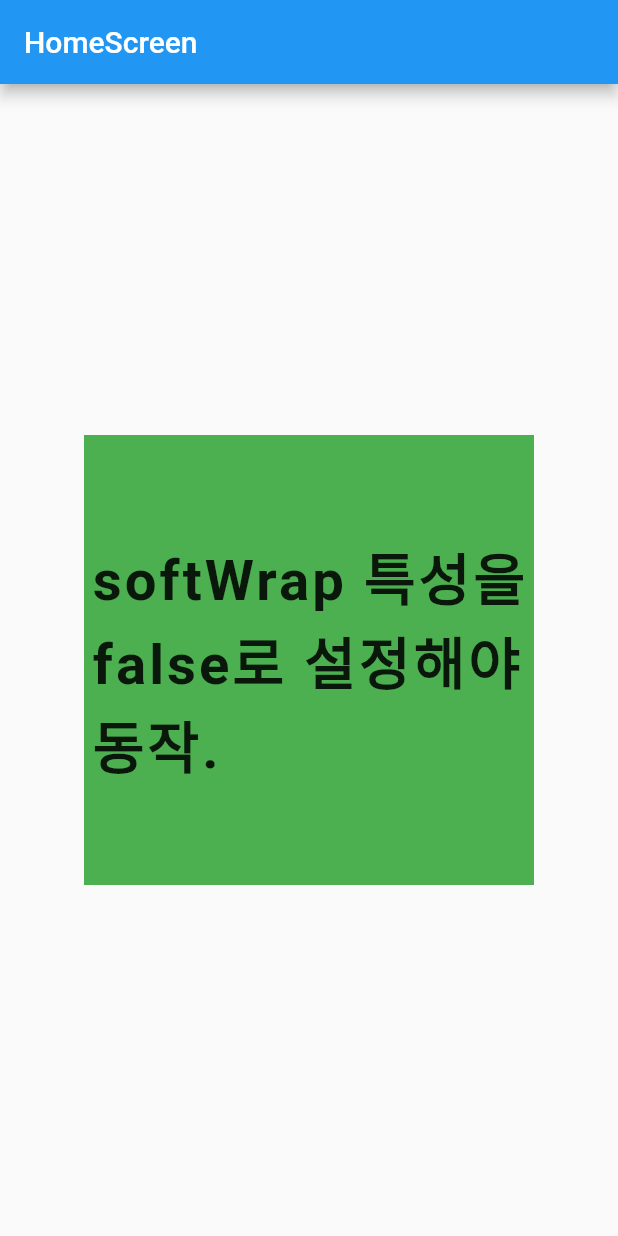
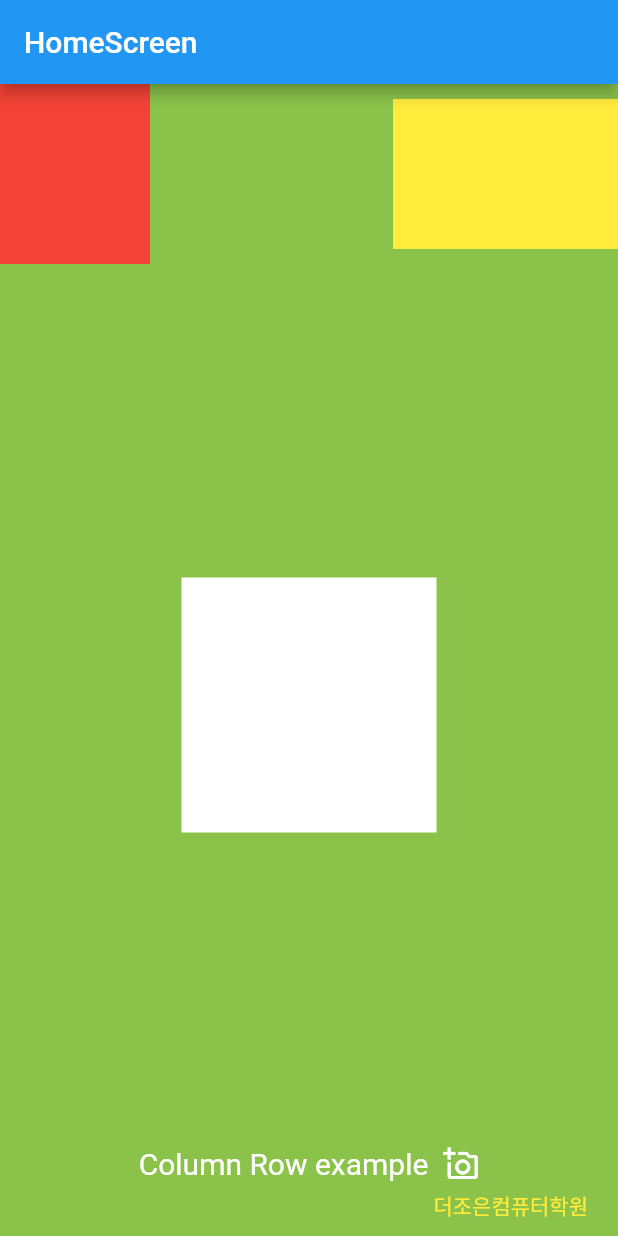
Before and after one commit to jinhan38/flutter_lecture_offline, a Flutter app: the screen it shows after launch, on a phone screen of 412 x 824 dp. Run offline on Flutter 3.47's test engine with Material 2 defaults, Android fonts, the phone set to English and light mode, and no system bars.

Commit message:
3주차 Column, Row 위젯 연습

```diff
--- /dev/null
+++ b/lib/ch3/widgets/column_row_widget.dart
@@ -0,0 +1,80 @@
+import 'package:flutter/material.dart';
+
+class ColumnRowWidget extends StatelessWidget {
+  const ColumnRowWidget({Key? key}) : super(key: key);
+
+  @override
+  Widget build(BuildContext context) {
+    return Container(
+      color: Colors.lightGreen,
+      child: Column(
+        children: [
+          /// 상단
+          Row(
+            mainAxisAlignment: MainAxisAlignment.spaceBetween,
+            children: [
+              _container(100, 120, Colors.red),
+              _container(150, 100, Colors.yellow),
+            ],
+          ),
+
+          /// 중단
+          /// 컬럼 안에 있는 로우를, 세로 영역을 최대치로 확장
+          Expanded(
+            child: Row(
+              mainAxisAlignment: MainAxisAlignment.center,
+              children: [
+                _container(170, 170, Colors.white),
+              ],
+            ),
+          ),
+
+          /// 하단
+          SizedBox(
+            height: 60,
+            child: Column(
+              children: [
+                Row(
+                  mainAxisAlignment: MainAxisAlignment.center,
+                  children: const [
+                    Text(
+                      "Column Row example",
+                      style: TextStyle(
+                        color: Colors.white,
+                        fontSize: 20,
+                      ),
+                    ),
+                    SizedBox(width: 10),
+                    Icon(
+                      Icons.add_a_photo_outlined,
+                      color: Colors.white,
+                    ),
+                  ],
+                ),
+                const SizedBox(height: 5),
+                Row(
+                  mainAxisAlignment: MainAxisAlignment.end,
+                  children: [
+                    Text(
+                      "더조은컴퓨터학원",
+                      style: TextStyle(color: Colors.yellow),
+                    ),
+                    const SizedBox(width: 20),
+                  ],
+                ),
+              ],
+            ),
+          ),
+        ],
+      ),
+    );
+  }
+
+  Widget _container(double width, double height, Color color) {
+    return Container(
+      width: width,
+      height: height,
+      color: color,
+    );
+  }
+}
--- a/lib/home_screen.dart
+++ b/lib/home_screen.dart
@@ -2,6 +2,7 @@ import 'package:f_lecture/ch3/widgets/container_widget.dart';
 import 'package:f_lecture/ch3/widgets/row_widget.dart';
 import 'package:flutter/material.dart';
 
+import 'ch3/widgets/column_row_widget.dart';
 import 'ch3/widgets/column_widget.dart';
 import 'ch3/widgets/text_widget.dart';
 
@@ -15,7 +16,7 @@ class HomeScreen extends StatelessWidget {
       appBar: AppBar(
         title: Text("HomeScreen"),
       ),
-      body: TextWidget(),
+      body: ColumnRowWidget(),
     );
   }
 }
```
